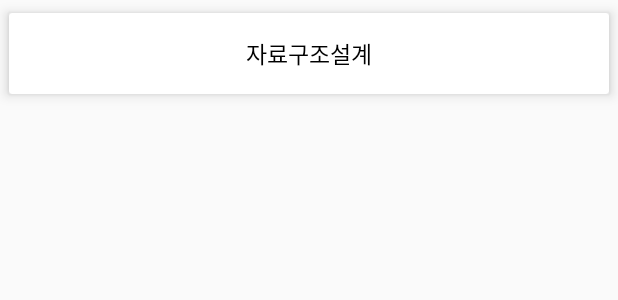
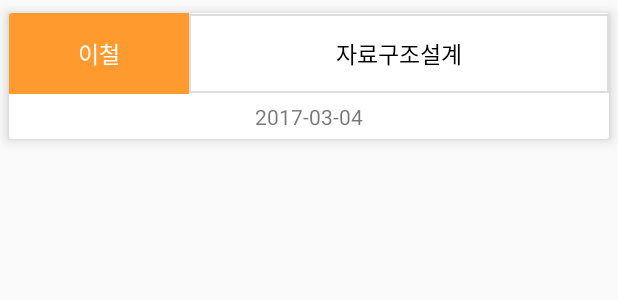
Before and after one commit to freedomchurl/TeamTalk, an Android app: the layout item_talkcard.xml on its own in the app's theme, with its tools: preview values and no code run, on a phone screen of 412 x 824 dp. Shown: the top 300 px of the screen. Run offline under Robolectric (Android 15) with nearby library versions, the phone set to English and light mode, and no system bars.

Commit message:
알람 제외 완성

```diff
--- a/app/src/main/res/layout/item_talkcard.xml
+++ b/app/src/main/res/layout/item_talkcard.xml
@@ -16,9 +16,25 @@
 
         <LinearLayout
             android:layout_width="match_parent"
+            android:orientation="vertical"
+            android:layout_height="wrap_content">
+
+            <LinearLayout
+                android:layout_width="match_parent"
                 android:layout_height="wrap_content"
                 android:orientation="horizontal">
 
+                <TextView
+                    android:layout_width="0dp"
+                    android:layout_height="wrap_content"
+                    android:layout_weight="3"
+                    android:gravity="center"
+                    android:padding="15dp"
+                    android:background="#FE9A2E"
+                    android:textSize="15dp"
+                    android:text="이철"
+                    android:textColor="#ffffff"
+                    android:id="@+id/talkid"/>
 
 
                 <TextView
@@ -29,8 +45,23 @@
                     android:padding="15dp"
                     android:textSize="15dp"
                     android:text="자료구조설계"
+                    android:background="@drawable/textviewline"
                     android:textColor="#000000"
-                android:id="@+id/imagetitle"/>
+                    android:id="@+id/imagetitle" />
+
+            </LinearLayout>
+
+            <LinearLayout
+                android:layout_width="match_parent"
+                android:layout_height="30dp">
+
+                <TextView
+                    android:layout_width="match_parent"
+                    android:layout_height="match_parent"
+                    android:gravity="center"
+                    android:id="@+id/contentDate"
+                    android:text="2017-03-04"/>
+            </LinearLayout>
 
         </LinearLayout>
 
--- a/app/src/main/res/values/colors.xml
+++ b/app/src/main/res/values/colors.xml
@@ -5,4 +5,10 @@
     <color name="colorAccent">#FF4081</color>
     <color name="themeColor">#0C366C</color>
     <color name="themeColor2">#3886E8</color>
+    <color name="color1">#FE9A2E</color>
+    <color name="color2">#FE2E2E</color>
+    <color name="color3">#FF4081</color>
+    <color name="color4">#0C366C</color>
+    <color name="color5">#01DF01</color>
+    <color name="color6">#FE2E9A</color>
 </resources>
```
Also changed, not shown: app/src/main/java/com/example/churl/teamproject_app/Content.java (added, +53 -0 lines), app/src/main/java/com/example/churl/teamproject_app/MapActivity.java (+8 -1 lines), app/src/main/java/com/example/churl/teamproject_app/MyService.java (+9 -2 lines), app/src/main/java/com/example/churl/teamproject_app/Talk.java (+134 -14 lines), app/src/main/res/layout/talk_activity.xml (+29 -15 lines). Lines whose indentation alone changed are shown as unchanged.
